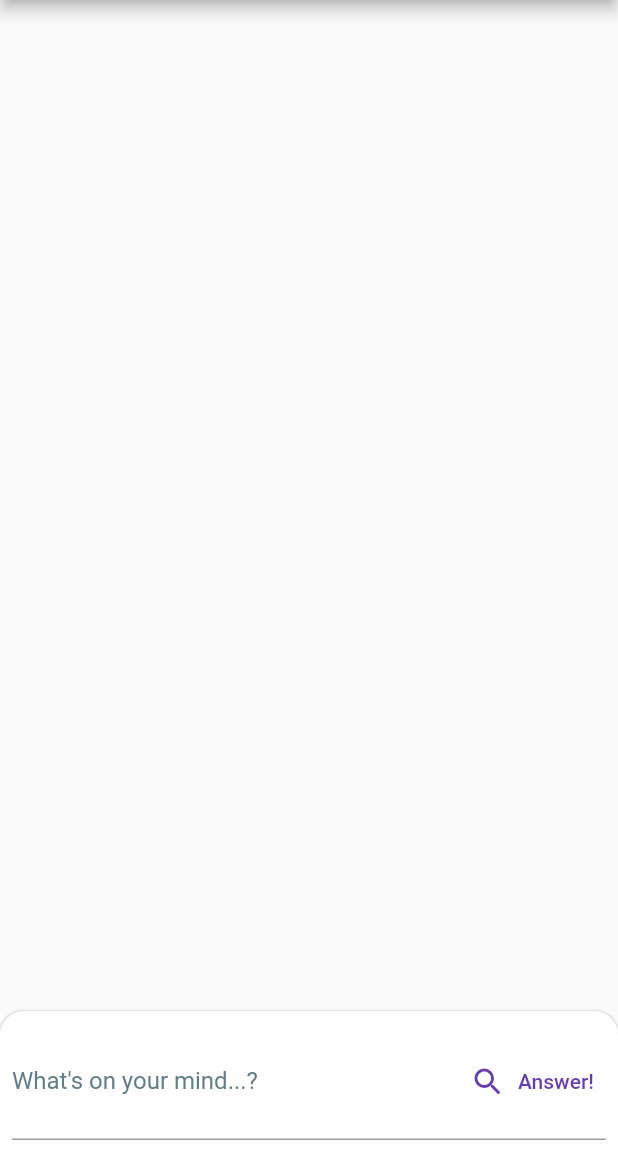
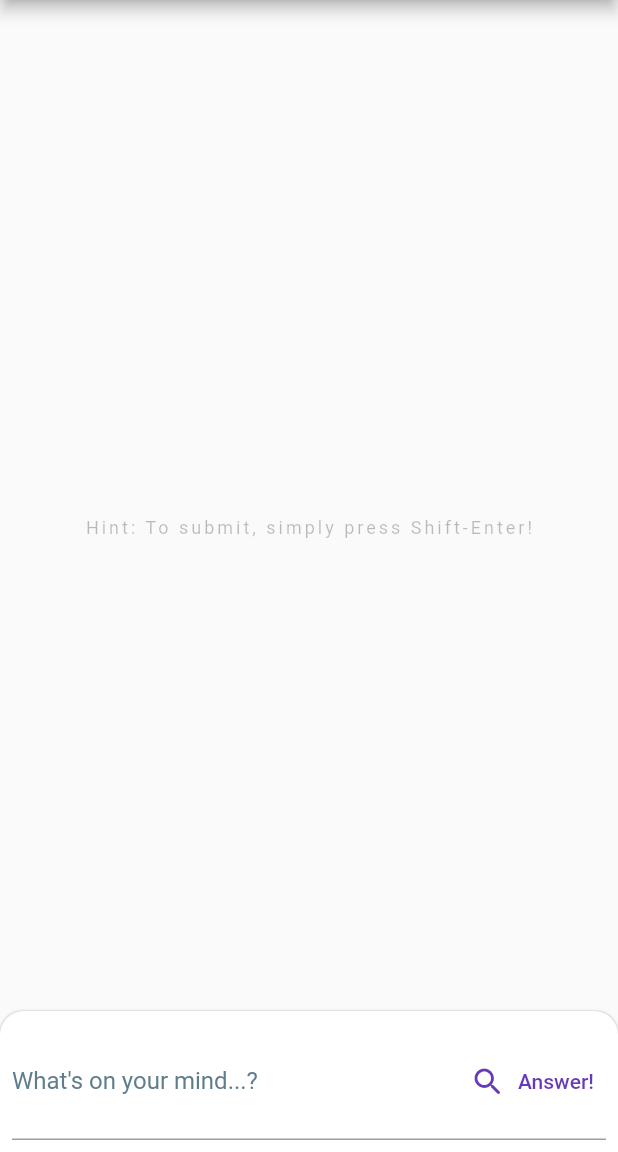
Before and after one commit to gabrimatic/chat_gpt_flutter, a Flutter app: the screen it shows after launch, on a phone screen of 412 x 824 dp, the part 84-1236 px from its top. Run offline on Flutter 3.47's test engine with Material 2 defaults, Android fonts, the phone set to English and light mode, and no system bars; our stand-ins replace dio, flutter_bloc, url_strategy; missing offline and left inert: center_the_widgets, dart:html.

Commit message:
Now you can submit by pressing Shift-Enter

```diff
--- a/lib/home/cubit.dart
+++ b/lib/home/cubit.dart
@@ -31,7 +31,9 @@ class HomeCubit extends Cubit<HomeState> {
 
   HomeCubit() : super(HomeStateInit());
 
-  Future<void> connect() async {
+  Future<void> sendRequest() async {
+    if (textController.value.text.isEmpty) return;
+
     // In seconds
     const timeout = 8;
 
--- a/lib/home/view.dart
+++ b/lib/home/view.dart
@@ -24,7 +24,7 @@ class _HomeViewState extends State<HomeView> {
             showAboutDialog(
               context: context,
               applicationName: 'ChatGPT Flutter',
-              applicationVersion: 'v0.6',
+              applicationVersion: 'v0.7',
               applicationLegalese: '',
               applicationIcon: const FlutterLogo(),
               children: [
@@ -33,7 +33,7 @@ class _HomeViewState extends State<HomeView> {
                   trailing: const Icon(Icons.open_in_new),
                   onTap: () {
                     html.window.open(
-                      'https//www.gabrimatic.info',
+                      'https://gabrimatic.info/',
                       '_blank',
                     );
                   },
@@ -54,9 +54,10 @@ class _HomeViewState extends State<HomeView> {
                     )).whenComplete(() {
                       ScaffoldMessenger.of(context).showSnackBar(
                         const SnackBar(
+                            backgroundColor: Colors.blueGrey,
                             content: Text(
-                          'Result has been copied to the clipboard.',
-                        )),
+                              'Result has been copied to the clipboard.',
+                            )),
                       );
                     });
                   },
@@ -87,12 +88,25 @@ class _HomeViewState extends State<HomeView> {
         padding: const EdgeInsets.all(8.0),
         child: TextFormField(
           maxLines: 2,
+          focusNode: FocusNode(
+            onKey: (FocusNode node, RawKeyEvent evt) {
+              if (evt.isShiftPressed &&
+                  evt.isKeyPressed(LogicalKeyboardKey.enter)) {
+                if (evt is RawKeyDownEvent) {
+                  context.read<HomeCubit>().sendRequest();
+                }
+                return KeyEventResult.handled;
+              } else {
+                return KeyEventResult.ignored;
+              }
+            },
+          ),
           controller: context.read<HomeCubit>().textController,
           decoration: InputDecoration(
               label: const Text('What\'s on your mind...?'),
               suffixIcon: TextButton.icon(
                 style: TextButton.styleFrom(foregroundColor: Colors.deepPurple),
-                onPressed: context.read<HomeCubit>().connect,
+                onPressed: context.read<HomeCubit>().sendRequest,
                 icon: const Icon(Icons.search_rounded),
                 label: const Text('Answer!'),
               )),
@@ -107,11 +121,26 @@ class _HomeViewState extends State<HomeView> {
               BlocBuilder<HomeCubit, HomeState>(
                 builder: (context, state) {
                   if (state is HomeStateInit) {
-                    return const SizedBox.shrink();
+                    return const Center(
+                      child: Text(
+                        'Hint: To submit, simply press Shift-Enter!',
+                        style: TextStyle(
+                          fontSize: 12,
+                          letterSpacing: 2,
+                          color: Colors.black26,
+                        ),
+                      ),
+                    );
                   }
 
                   if (state is HomeStateLoading) {
-                    return const Center(child: CircularProgressIndicator());
+                    return const Center(
+                      child: CircularProgressIndicator(
+                        valueColor: AlwaysStoppedAnimation<Color>(
+                          Colors.purple,
+                        ),
+                      ),
+                    );
                   }
 
                   String text = '';
```
